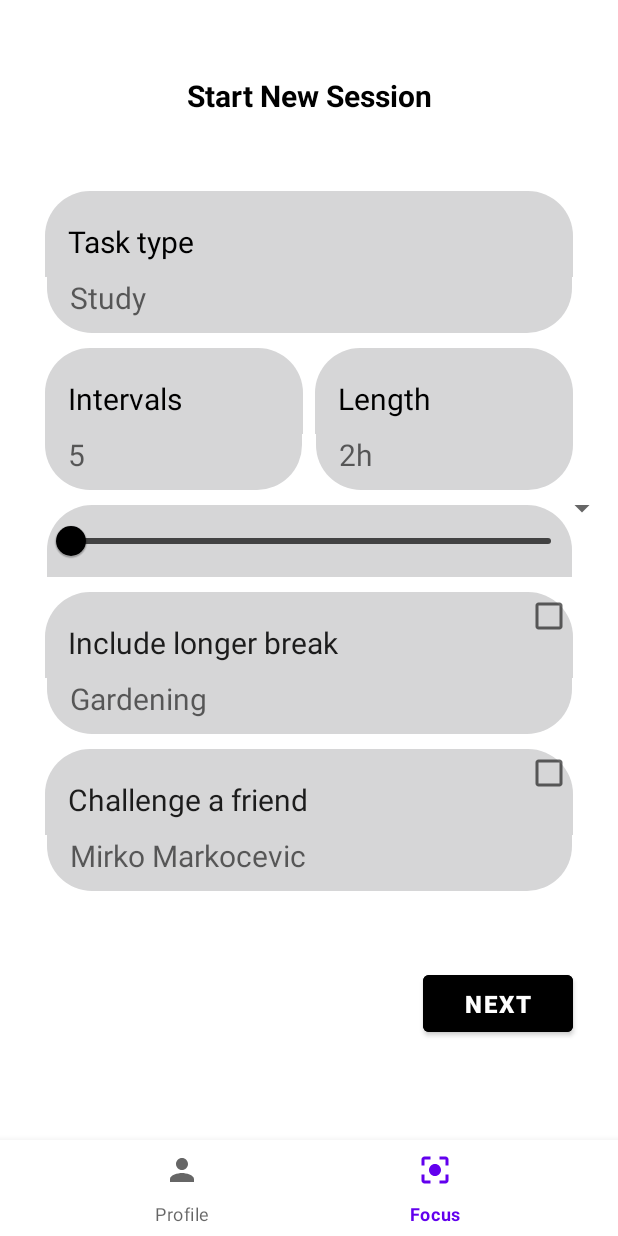
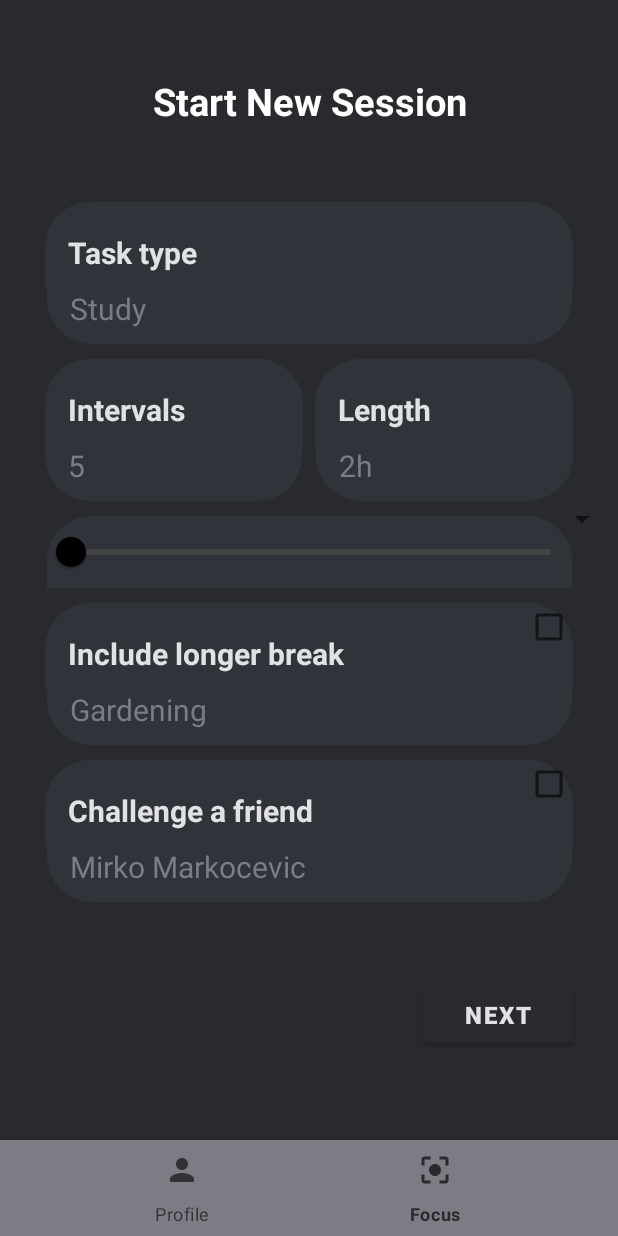
Before and after one commit to saraaleks8/StudyBuddy, an Android app: the screen it shows after launch (FocusActivity), item 2 of the bottom bar chosen, on a phone screen of 412 x 824 dp. Run offline under Robolectric (Android 15) with nearby library versions, the phone set to English and light mode, and no system bars; plain views replace BottomSheetSpinner.

Commit message:
themes change

```diff
--- a/app/src/main/res/drawable/card_bg_bottom.xml
+++ b/app/src/main/res/drawable/card_bg_bottom.xml
@@ -4,7 +4,7 @@
 
     <!-- View background color -->
     <solid
-        android:color="@color/text_hint_grey" >
+        android:color="@color/grey_card" >
     </solid>
 
     <!-- View border color and width -->
--- a/app/src/main/res/drawable/card_bg_top.xml
+++ b/app/src/main/res/drawable/card_bg_top.xml
@@ -4,7 +4,7 @@
 
     <!-- View background color -->
     <solid
-        android:color="@color/text_hint_grey" >
+        android:color="@color/grey_card" >
     </solid>
 
     <!-- View border color and width -->
--- a/app/src/main/res/layout/child_fragment_new_session.xml
+++ b/app/src/main/res/layout/child_fragment_new_session.xml
@@ -3,6 +3,7 @@
     xmlns:tools="http://schemas.android.com/tools"
     android:layout_width="match_parent"
     android:layout_height="match_parent"
+    android:background="@color/black_bg"
     xmlns:app="http://schemas.android.com/apk/res-auto">
 
     <!--    Set New Session Title -->
@@ -12,8 +13,8 @@
         android:layout_height="wrap_content"
         android:layout_marginTop="50dp"
         android:text="@string/newSessionTitle"
-        android:textColor="@color/black"
-        android:textSize="20sp"
+        android:textColor="@color/white"
+        android:textSize="25sp"
         android:textAlignment="center"
         android:textStyle="bold"
         android:fontFamily="sans-serif"
@@ -35,8 +36,8 @@
         android:paddingLeft="15dp"
         android:background="@drawable/card_bg_top"
         android:text="Task type"
+        android:textStyle="bold"
         android:textSize="20dp"
-        android:textColor="@color/black"
         app:layout_constraintLeft_toLeftOf="parent"
         app:layout_constraintRight_toRightOf="parent"
         app:layout_constraintTop_toBottomOf="@+id/newSessionTitle"
@@ -69,8 +70,8 @@
         android:paddingLeft="15dp"
         android:background="@drawable/card_bg_top"
         android:text="Intervals"
+        android:textStyle="bold"
         android:textSize="20dp"
-        android:textColor="@color/black"
         app:layout_constraintLeft_toLeftOf="parent"
         app:layout_constraintRight_toLeftOf="@id/lengthTitle"
         app:layout_constraintTop_toBottomOf="@+id/taskType"
@@ -104,8 +105,8 @@
         android:paddingLeft="15dp"
         android:background="@drawable/card_bg_top"
         android:text="Length"
+        android:textStyle="bold"
         android:textSize="20dp"
-        android:textColor="@color/black"
         app:layout_constraintLeft_toLeftOf="parent"
         app:layout_constraintRight_toRightOf="parent"
         app:layout_constraintTop_toBottomOf="@+id/taskType"
@@ -160,6 +161,7 @@
         android:paddingLeft="15dp"
         android:background="@drawable/card_bg_top"
         android:text="@string/longer_break_checkmark"
+        android:textStyle="bold"
         android:textSize="20dp"
         android:checkMark="?android:attr/listChoiceIndicatorMultiple"
         app:layout_constraintLeft_toLeftOf="parent"
@@ -195,6 +197,7 @@
         android:paddingLeft="15dp"
         android:background="@drawable/card_bg_top"
         android:text="@string/challenge_friend_checkbox"
+        android:textStyle="bold"
         android:textSize="20dp"
         android:checkMark="?android:attr/listChoiceIndicatorMultiple"
         app:layout_constraintLeft_toLeftOf="parent"
@@ -224,9 +227,7 @@
         android:layout_height="50dp"
         android:layout_marginTop="50dp"
         android:layout_marginRight="30dp"
-        android:backgroundTint="@color/black"
         android:text="@string/next_button"
-        android:textColor="#ffffff"
         android:textSize="16sp"
         android:textStyle="bold"
         app:layout_constraintEnd_toEndOf="parent"
--- a/app/src/main/res/values-night/themes.xml
+++ b/app/src/main/res/values-night/themes.xml
@@ -1,16 +1,25 @@
 <resources xmlns:tools="http://schemas.android.com/tools">
     <!-- Base application theme. -->
-    <style name="Theme.StudyBuddy" parent="Theme.MaterialComponents.DayNight.DarkActionBar">
+    <style name="Theme.StudyBuddy" parent="Theme.MaterialComponents.DayNight.NoActionBar">
         <!-- Primary brand color. -->
-        <item name="colorPrimary">@color/purple_200</item>
-        <item name="colorPrimaryVariant">@color/purple_700</item>
-        <item name="colorOnPrimary">@color/black</item>
+        <item name="colorPrimary">@color/black_bg</item>
+        <item name="colorPrimaryVariant">@color/grey_card</item>
+        <item name="colorOnPrimary">@color/grey_icon</item>
+
+
         <!-- Secondary brand color. -->
-        <item name="colorSecondary">@color/teal_200</item>
-        <item name="colorSecondaryVariant">@color/teal_200</item>
+        <item name="colorSecondary">@color/grey_icon</item>
+        <item name="colorSecondaryVariant">@color/grey_icon</item>
         <item name="colorOnSecondary">@color/black</item>
+
         <!-- Status bar color. -->
         <item name="android:statusBarColor" tools:targetApi="l">?attr/colorPrimaryVariant</item>
+
         <!-- Customize your theme here. -->
+        <item name="android:textColor">@color/black</item>
+        <item name="android:background">@color/black_bg</item>
+<!--        <item name="backgroundColor">@color/black_bg</item>-->
+<!--        <item name=""-->
+
     </style>
 </resources>
--- a/app/src/main/res/values/colors.xml
+++ b/app/src/main/res/values/colors.xml
@@ -1,10 +1,13 @@
 <?xml version="1.0" encoding="utf-8"?>
 <resources>
-    <color name="purple_200">#FFBB86FC</color>
-    <color name="purple_500">#FF6200EE</color>
-    <color name="purple_700">#FF3700B3</color>
-    <color name="teal_200">#FF03DAC5</color>
-    <color name="teal_700">#FF018786</color>
     <color name="black">#FF000000</color>
     <color name="white">#FFFFFFFF</color>
+    <color name="black_bg">#292a2e</color>
+    <color name="grey_card">#30333a</color>
+    <color name="grey_icon">#8d8f90</color>
+    <color name="grey_text">#e1e2e3</color>
+    <color name="grey_text_hint">#7b7c84</color>
+    <color name="orange">#e0664b</color>
+    <color name="red">#e54845</color>
+    <color name="blue">#548ee5</color>
 </resources>
--- a/app/src/main/res/values/themes.xml
+++ b/app/src/main/res/values/themes.xml
@@ -2,21 +2,25 @@
     <!-- Base application theme. -->
     <style name="Theme.StudyBuddy" parent="Theme.MaterialComponents.DayNight.NoActionBar">
         <!-- Primary brand color. -->
-        <item name="colorPrimary">@color/purple_500</item>
-        <item name="colorPrimaryVariant">@color/purple_700</item>
-        <item name="colorOnPrimary">@color/white</item>
+        <item name="colorPrimary">@color/black_bg</item>
+        <item name="colorPrimaryVariant">@color/grey_card</item>
+        <item name="colorOnPrimary">@color/grey_text</item>
+
+        <!-- Bottom menu color. -->
+        <item name="colorSurface">@color/grey_text_hint</item>
+<!--        <item name="colorOnSurface">@color/grey_icon</item>-->
+
         <!-- Secondary brand color. -->
-        <item name="colorSecondary">@color/teal_200</item>
-        <item name="colorSecondaryVariant">@color/teal_700</item>
-        <item name="colorOnSecondary">@color/black</item>
+        <item name="colorSecondary">@color/grey_icon</item>
+        <item name="colorSecondaryVariant">@color/grey_icon</item>
+        <item name="colorOnSecondary">@color/black_bg</item>
+
         <!-- Status bar color. -->
         <item name="android:statusBarColor" tools:targetApi="l">?attr/colorPrimaryVariant</item>
+        <item name="android:textColor" tools:targetApi="l">?attr/colorOnPrimary</item>
+        <item name="android:textColorHint" tools:targetApi="l">?attr/colorSurface</item>
+
         <!-- Customize your theme here. -->
+
     </style>
-
-<!--    <style name="Theme.StudyBuddy.NoActionBar">-->
-<!--        <item name="windowActionBar">false</item>-->
-<!--        <item name="windowNoTitle">true</item>-->
-<!--    </style>-->
-
 </resources>
```
